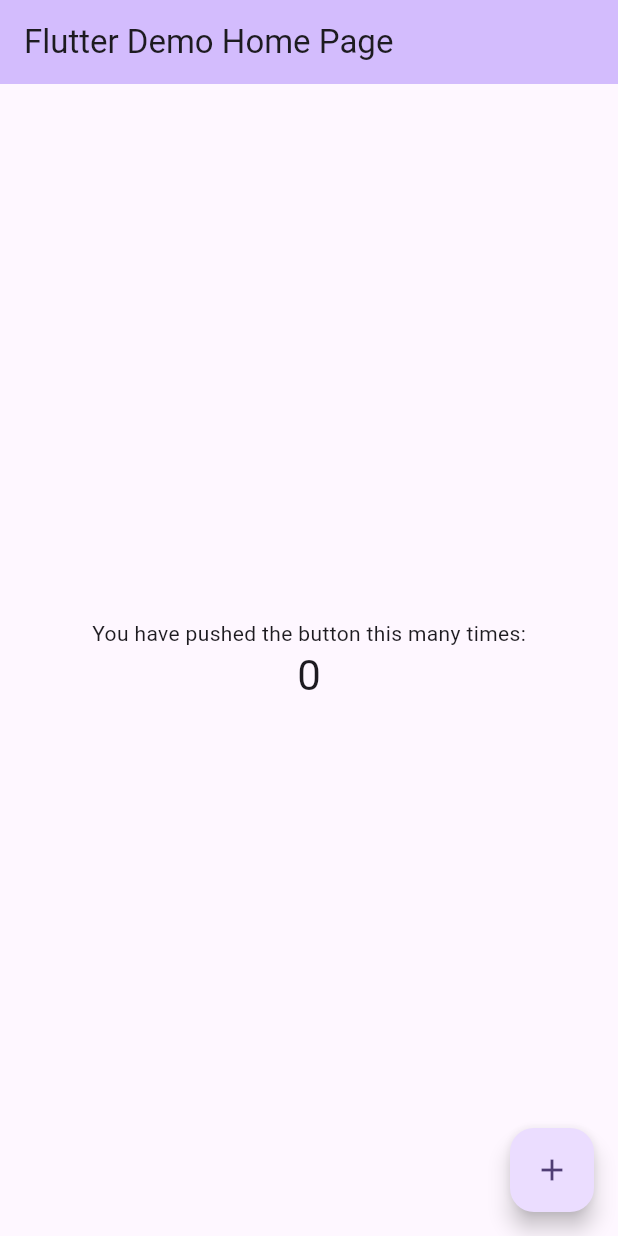
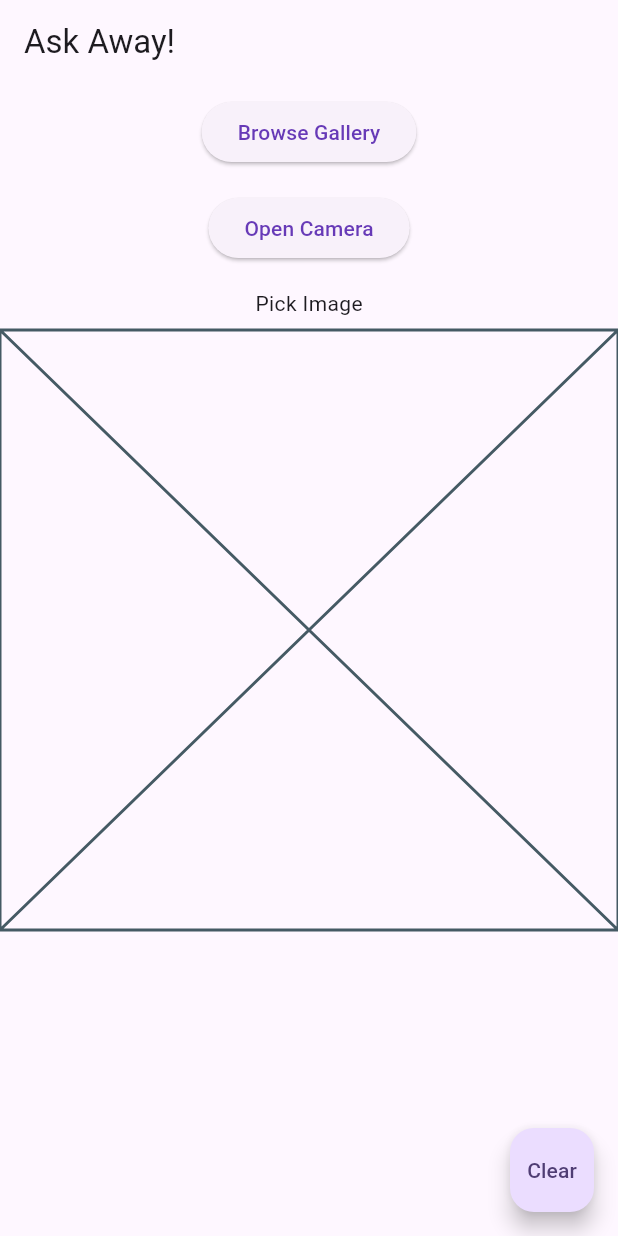
Before and after one commit to SamragneeBose/conversation-agent-app, a Flutter app: the screen it shows after launch, on a phone screen of 412 x 824 dp. Run offline on Flutter 3.47's test engine with Material 3 defaults, Android fonts, the phone set to English and light mode, and no system bars; our stand-ins replace image_cropper, image_picker.

Commit message:
Created the base of the app. Added Image Picker and Image Cropper functionalitites.

```diff
--- /dev/null
+++ b/lib/homescreen.dart
@@ -0,0 +1,34 @@
+import 'package:conversation_agent_app/image_select.dart';
+import 'package:conversation_agent_app/text_generate.dart';
+import 'package:flutter/material.dart';
+
+class HomeScreen extends StatelessWidget {
+  const HomeScreen({super.key});
+
+  @override
+  Widget build(BuildContext context) {
+    var screenSize = MediaQuery.of(context).size;
+
+    return Scaffold(
+      appBar: AppBar(
+        title: Text("Ask Away!"),
+      ),
+      floatingActionButton: FloatingActionButton(
+        onPressed: () {},
+        child: Text("Clear"),
+      ),
+      body: SingleChildScrollView(
+        child: SizedBox(
+          width: screenSize.width,
+          child: Column(
+            mainAxisAlignment: MainAxisAlignment.center,
+            children: [
+              ImageSelect(),
+              TextGenerate(),
+            ],
+          ),
+        ),
+      ),
+    );
+  }
+}
--- /dev/null
+++ b/lib/image_select.dart
@@ -0,0 +1,101 @@
+import 'package:flutter/material.dart';
+import 'package:image_picker/image_picker.dart';
+import 'dart:io';
+import 'package:image_cropper/image_cropper.dart';
+
+class ImageSelect extends StatefulWidget {
+  const ImageSelect({super.key});
+
+  @override
+  State<ImageSelect> createState() => _ImageSelectState();
+}
+
+class _ImageSelectState extends State<ImageSelect> {
+
+  File? _selectedImage;
+
+
+  Future _pickImageFromGallery() async {
+    final returnedImage = await ImagePicker().pickImage(source: ImageSource.gallery);
+
+    if (returnedImage == null) return;
+
+    File? imagePath = File(returnedImage.path);
+    imagePath = await _cropImage(imageFile: imagePath);
+    setState(() {
+      _selectedImage = imagePath;
+    });
+  }
+
+  Future _pickImageFromCamera() async {
+    final returnedImage = await ImagePicker().pickImage(source: ImageSource.camera);
+
+    if (returnedImage == null) return;
+
+    File? imagePath = File(returnedImage.path);
+    imagePath = await _cropImage(imageFile: imagePath);
+    setState(() {
+      _selectedImage = imagePath;
+    });
+  }
+
+  Future<File?> _cropImage({required File imageFile}) async {
+    CroppedFile? croppedImage = await ImageCropper().cropImage(
+        sourcePath: imageFile.path);
+
+    if (croppedImage == null) return null;
+    return File(croppedImage.path);
+  }
+
+  @override
+  Widget build(BuildContext context) {
+    var screenSize = MediaQuery
+        .of(context)
+        .size;
+
+    return SizedBox(
+      width: screenSize.width,
+      child: Column(
+        children: [
+          Padding(
+            padding: const EdgeInsets.all(8.0),
+            child: ElevatedButton(
+              onPressed: () {
+                _pickImageFromGallery();
+              },
+              style: ElevatedButton.styleFrom(
+                  maximumSize: Size(screenSize.width * 0.8, 50),
+                  foregroundColor: Colors.deepPurple,
+                  shape: RoundedRectangleBorder(
+                    borderRadius: BorderRadius.all(Radius.circular(50)),
+                  )
+              ),
+              child: Text("Browse Gallery"),
+            ),
+          ),
+          Padding(
+            padding: const EdgeInsets.all(8.0),
+            child: ElevatedButton(
+              onPressed: () {
+                _pickImageFromCamera();
+              },
+              style: ElevatedButton.styleFrom(
+                  maximumSize: Size(screenSize.width * 0.8, 50),
+                  foregroundColor: Colors.deepPurple,
+                  shape: RoundedRectangleBorder(
+                    borderRadius: BorderRadius.all(Radius.circular(50)),
+                  )
+              ),
+              child: Text("Open Camera"),
+            ),
+          ),
+          Padding(
+            padding: const EdgeInsets.all(8.0),
+            child: _selectedImage != null ? Image.file(_selectedImage!) : Text(
+                "Pick Image"),
+          ),
+        ],
+      ),
+    );
+  }
+}
--- a/lib/main.dart
+++ b/lib/main.dart
@@ -1,3 +1,4 @@
+import 'package:conversation_agent_app/homescreen.dart';
 import 'package:flutter/material.dart';
 
 void main() {
@@ -31,7 +32,7 @@
         colorScheme: ColorScheme.fromSeed(seedColor: Colors.deepPurple),
         useMaterial3: true,
       ),
-      home: const MyHomePage(title: 'Flutter Demo Home Page'),
+      home: HomeScreen(),//const MyHomePage(title: 'Flutter Demo Home Page'),
     );
   }
 }
--- /dev/null
+++ b/lib/text_generate.dart
@@ -0,0 +1,15 @@
+import 'package:flutter/material.dart';
+
+class TextGenerate extends StatefulWidget {
+  const TextGenerate({super.key});
+
+  @override
+  State<TextGenerate> createState() => _TextGenerateState();
+}
+
+class _TextGenerateState extends State<TextGenerate> {
+  @override
+  Widget build(BuildContext context) {
+    return const Placeholder();
+  }
+}
--- a/pubspec.yaml
+++ b/pubspec.yaml
@@ -35,6 +35,8 @@ dependencies:
   # The following adds the Cupertino Icons font to your application.
   # Use with the CupertinoIcons class for iOS style icons.
   cupertino_icons: ^1.0.2
+  image_picker: ^1.0.5
+  image_cropper: ^5.0.1
 
 dev_dependencies:
   flutter_test:
@@ -45,7 +47,7 @@ dev_dependencies:
   # activated in the `analysis_options.yaml` file located at the root of your
   # package. See that file for information about deactivating specific lint
   # rules and activating additional ones.
-  flutter_lints: ^2.0.0
+  flutter_lints: ^3.0.1
 
 # For information on the generic Dart part of this file, see the
 # following page: https://dart.dev/tools/pub/pubspec
```
Also changed, not shown: lib/Constants/constants.dart (added), pubspec.lock, 6 other files.
